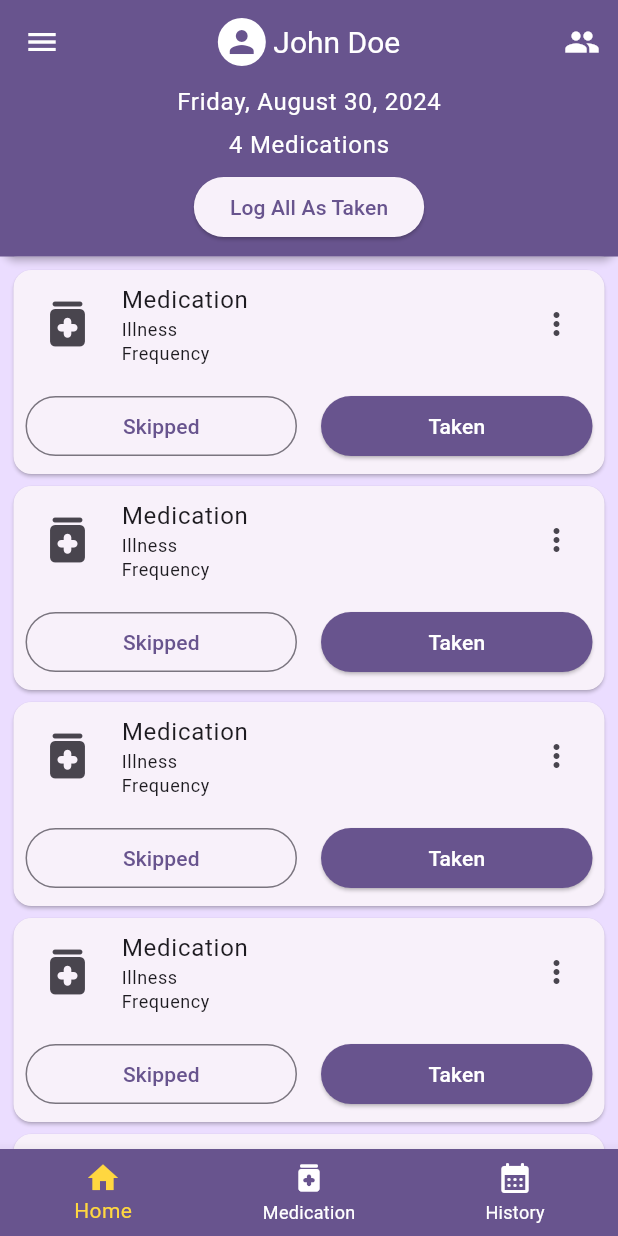
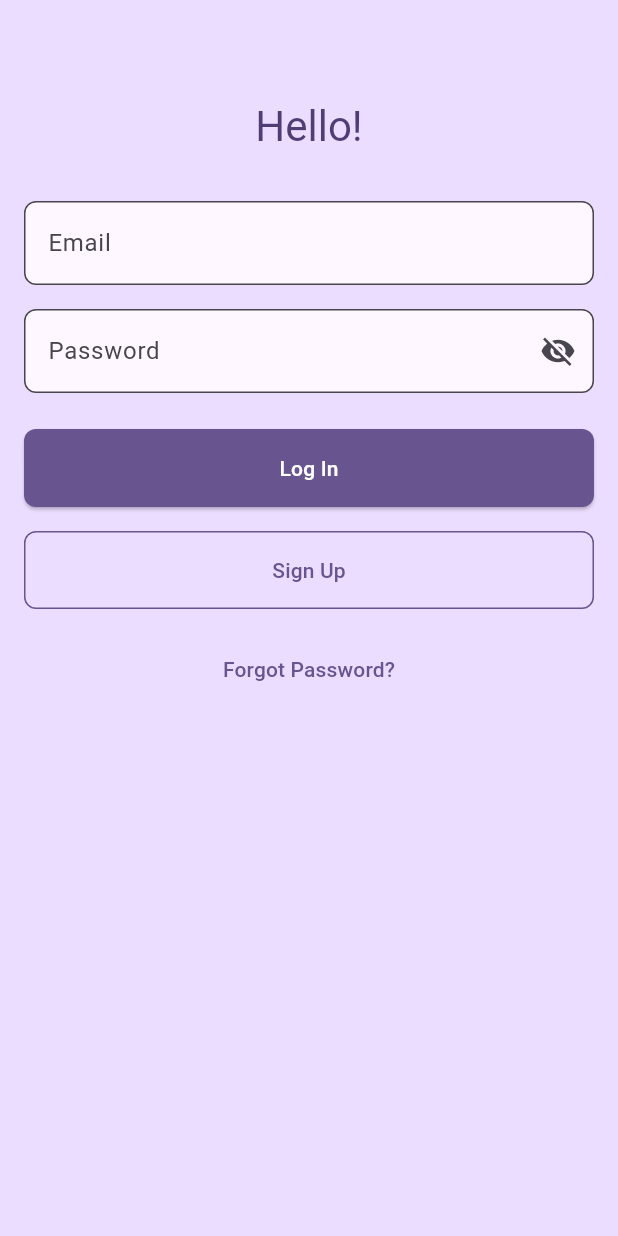
Before and after one commit to Devanand-Sharma/medication-dispenser, a Flutter app: the screen it shows after launch, on a phone screen of 412 x 824 dp. Run offline on Flutter 3.47's test engine with Material 3 defaults, Android fonts, the light colour scheme and no system bars; drawn by our look-alikes of animated_text_kit; our stand-ins replace calendar_view, flutter_riverpod, gap, hive, hive_flutter, simple_circular_progress_bar and 1 more; accounts and stored records are empty.

Commit message:
Create login and signup page

```diff
--- a/lib/database_manager/models/user.dart
+++ b/lib/database_manager/models/user.dart
@@ -2,20 +2,32 @@ import 'package:hive/hive.dart';
 
 part 'user.g.dart';
 
-@HiveType(typeId: 0)
-class User with HiveObjectMixin {
-  User({
-    required this.fname,
-    required this.lname,
-    required this.medications,
-  });
-
+@HiveType(typeId: 6)
+class User extends HiveObject {
   @HiveField(0)
-  String fname;
+  String email;
 
   @HiveField(1)
-  String lname;
+  String password;
 
   @HiveField(2)
-  HiveList medications;
+  String? firstName;
+
+  @HiveField(3)
+  String? lastName;
+
+  @HiveField(4)
+  DateTime? birthday;
+
+  @HiveField(5)
+  String? gender;
+
+  User({
+    required this.email,
+    required this.password,
+    this.firstName,
+    this.lastName,
+    this.birthday,
+    this.gender,
+  });
 }
--- a/lib/main.dart
+++ b/lib/main.dart
@@ -7,6 +7,7 @@ import 'package:path_provider/path_provider.dart';
 import 'package:medication_app/database_manager/models/dose.dart';
 import 'package:medication_app/database_manager/models/dose_schedule.dart';
 import 'package:medication_app/database_manager/models/medication.dart';
+import 'package:medication_app/database_manager/models/user.dart';
 
 import 'package:medication_app/screens/appointments.dart';
 import 'package:medication_app/screens/doctors.dart';
@@ -14,6 +15,8 @@ import 'package:medication_app/screens/refills.dart';
 import 'package:medication_app/screens/report.dart';
 import 'package:medication_app/screens/settings.dart';
 import 'package:medication_app/screens/tabs.dart';
+import 'package:medication_app/screens/login.dart';
+import 'package:medication_app/screens/signup.dart';
 
 void main() async {
   WidgetsFlutterBinding.ensureInitialized();
@@ -27,6 +30,13 @@ void main() async {
   Hive.registerAdapter(DoseAdapter());
   Hive.registerAdapter(DosageIntervalAdapter());
   Hive.registerAdapter(DoseScheduleAdapter());
+  Hive.registerAdapter(UserAdapter());
+
+  // Open Hive boxes
+  await Hive.openBox<User>('users');
+  await Hive.openBox<Medication>('medications');
+  await Hive.openBox<Dose>('doses');
+  await Hive.openBox<DoseSchedule>('doseSchedules');
 
   runApp(const ProviderScope(child: MyApp()));
 }
@@ -45,10 +55,8 @@ class MyApp extends StatelessWidget {
         textTheme: TextTheme(
           bodyLarge: TextStyle(color: Theme.of(context).colorScheme.onPrimary),
           titleLarge: TextStyle(color: Theme.of(context).colorScheme.onPrimary),
-          headlineSmall:
-              TextStyle(color: Theme.of(context).colorScheme.onPrimary),
-          headlineMedium:
-              TextStyle(color: Theme.of(context).colorScheme.onPrimary),
+          headlineSmall: TextStyle(color: Theme.of(context).colorScheme.onPrimary),
+          headlineMedium: TextStyle(color: Theme.of(context).colorScheme.onPrimary),
         ),
         appBarTheme: AppBarTheme(
           titleTextStyle: TextStyle(
@@ -58,8 +66,10 @@ class MyApp extends StatelessWidget {
         ),
         useMaterial3: true,
       ),
-      initialRoute: TabsScreen.routeName,
+      initialRoute: LoginScreen.routeName,
       routes: {
+        LoginScreen.routeName: (context) => const LoginScreen(),
+        SignUpScreen.routeName: (context) => const SignUpScreen(),
         AppointmentsScreen.routeName: (context) => const AppointmentsScreen(),
         DoctorsScreen.routeName: (context) => const DoctorsScreen(),
         RefillsScreen.routeName: (context) => const RefillsScreen(),
--- /dev/null
+++ b/lib/screens/login.dart
@@ -0,0 +1,233 @@
+import 'package:flutter/material.dart';
+import 'package:gap/gap.dart';
+import 'package:hive/hive.dart';
+import 'package:animated_text_kit/animated_text_kit.dart';
+import 'package:medication_app/database_manager/models/user.dart';
+import 'package:medication_app/screens/signup.dart';
+import 'package:medication_app/screens/tabs.dart';
+
+class LoginScreen extends StatefulWidget {
+  static const String routeName = '/login';
+  const LoginScreen({super.key});
+
+  @override
+  State<LoginScreen> createState() => _LoginScreenState();
+}
+
+class _LoginScreenState extends State<LoginScreen> {
+  final TextEditingController _emailController = TextEditingController();
+  final TextEditingController _passwordController = TextEditingController();
+  bool _isPasswordVisible = false;
+
+  @override
+  void initState() {
+    super.initState();
+    _checkExistingUsers();
+  }
+
+  Future<void> _checkExistingUsers() async {
+    try {
+      final userBox = await Hive.openBox<User>('users');
+      final users = userBox.values.toList();
+      print('Existing users: ${users.map((u) => '${u.email}: ${u.firstName} ${u.lastName}').join(', ')}');
+      await userBox.close();
+    } catch (e) {
+      print('Error checking existing users: $e');
+    }
+  }
+
+  Future<void> _login() async {
+    final email = _emailController.text.trim().toLowerCase();
+    final password = _passwordController.text.trim();
+
+    print('Attempting login with - Email: $email, Password: $password');
+
+    if (email.isEmpty || password.isEmpty) {
+      _showSnackBar('Please enter both email and password');
+      return;
+    }
+
+    try {
+      final userBox = await Hive.openBox<User>('users');
+      print('Hive box opened successfully. Box length: ${userBox.length}');
+
+      final users = userBox.values.toList();
+
+      print('Users in the box: ${users.map((u) => '${u.email}: ${u.password}').join(', ')}');
+
+      final user = users.firstWhere(
+        (u) => u.email.toLowerCase() == email && u.password == password,
+        orElse: () => User(email: '', password: '', firstName: '', lastName: ''),
+      );
+
+      await userBox.close();
+
+      print('Found user - Email: ${user.email}, Password: ${user.password}');
+
+      if (!mounted) return;
+
+      if (user.email.isNotEmpty) {
+        print('Login successful');
+        _showSnackBar('Login successful');
+        Navigator.of(context).pushReplacementNamed(TabsScreen.routeName);
+      } else {
+        print('Login failed: Invalid email or password');
+        _showSnackBar('Invalid email or password');
+      }
+    } catch (e) {
+      print('Error during login: $e');
+      if (mounted) _showSnackBar('An error occurred during login: $e');
+    }
+  }
+
+  void _showSnackBar(String message) {
+    ScaffoldMessenger.of(context).showSnackBar(
+      SnackBar(content: Text(message)),
+    );
+  }
+
+  void _togglePasswordVisibility() {
+    setState(() {
+      _isPasswordVisible = !_isPasswordVisible;
+    });
+  }
+
+  @override
+  Widget build(BuildContext context) {
+    return Scaffold(
+      backgroundColor: Theme.of(context).colorScheme.primaryContainer,
+      body: SafeArea(
+        child: SingleChildScrollView(
+          padding: const EdgeInsets.all(16.0),
+          child: Column(
+            mainAxisAlignment: MainAxisAlignment.center,
+            crossAxisAlignment: CrossAxisAlignment.stretch,
+            children: [
+              const SizedBox(height: 50),
+              Center(
+                child: AnimatedTextKit(
+                  animatedTexts: [
+                    TypewriterAnimatedText(
+                      'Hello!',
+                      textAlign: TextAlign.center,
+                      textStyle: Theme.of(context).textTheme.headlineMedium?.copyWith(
+                            color: Theme.of(context).colorScheme.onPrimaryContainer,
+                          ),
+                      speed: const Duration(milliseconds: 100),
+                    ),
+                    TypewriterAnimatedText(
+                      'Bonjour!',
+                      textAlign: TextAlign.center,
+                      textStyle: Theme.of(context).textTheme.headlineMedium?.copyWith(
+                            color: Theme.of(context).colorScheme.onPrimaryContainer,
+                          ),
+                      speed: const Duration(milliseconds: 100),
+                    ),
+                    TypewriterAnimatedText(
+                      'Vannakam!',
+                      textAlign: TextAlign.center,
+                      textStyle: Theme.of(context).textTheme.headlineMedium?.copyWith(
+                            color: Theme.of(context).colorScheme.onPrimaryContainer,
+                          ),
+                      speed: const Duration(milliseconds: 100),
+                    ),
+                    TypewriterAnimatedText(
+                      'Namaste!',
+                      textAlign: TextAlign.center,
+                      textStyle: Theme.of(context).textTheme.headlineMedium?.copyWith(
+                            color: Theme.of(context).colorScheme.onPrimaryContainer,
+                          ),
+                      speed: const Duration(milliseconds: 100),
+                    ),
+                  ],
+                  repeatForever: true,
+                  pause: const Duration(milliseconds: 1000),
+                  displayFullTextOnTap: true,
+                  stopPauseOnTap: true,
+                ),
+              ),
+              const Gap(32),
+              TextField(
+                controller: _emailController,
+                style: const TextStyle(color: Colors.black),
+                decoration: InputDecoration(
+                  labelText: 'Email',
+                  fillColor: Theme.of(context).colorScheme.surface,
+                  filled: true,
+                  border: OutlineInputBorder(
+                    borderRadius: BorderRadius.circular(8),
+                  ),
+                ),
+              ),
+              const Gap(16),
+              TextField(
+                controller: _passwordController,
+                style: const TextStyle(color: Colors.black),
+                obscureText: !_isPasswordVisible,
+                decoration: InputDecoration(
+                  labelText: 'Password',
+                  fillColor: Theme.of(context).colorScheme.surface,
+                  filled: true,
+                  border: OutlineInputBorder(
+                    borderRadius: BorderRadius.circular(8),
+                  ),
+                  suffixIcon: IconButton(
+                    icon: Icon(
+                      _isPasswordVisible ? Icons.visibility : Icons.visibility_off,
+                    ),
+                    onPressed: _togglePasswordVisibility,
+                  ),
+                ),
+              ),
+              const Gap(24),
+              ElevatedButton(
+                onPressed: _login,
+                style: ElevatedButton.styleFrom(
+                  backgroundColor: Theme.of(context).colorScheme.primary,
+                  foregroundColor: Theme.of(context).colorScheme.onPrimary,
+                  padding: const EdgeInsets.symmetric(vertical: 16),
+                  shape: RoundedRectangleBorder(
+                    borderRadius: BorderRadius.circular(8),
+                  ),
+                ),
+                child: const Text('Log In'),
+              ),
+              const Gap(16),
+              OutlinedButton(
+                onPressed: () {
+                  Navigator.of(context).pushNamed(SignUpScreen.routeName);
+                },
+                style: OutlinedButton.styleFrom(
+                  foregroundColor: Theme.of(context).colorScheme.primary,
+                  side: BorderSide(color: Theme.of(context).colorScheme.primary),
+                  padding: const EdgeInsets.symmetric(vertical: 16),
+                  shape: RoundedRectangleBorder(
+                    borderRadius: BorderRadius.circular(8),
+                  ),
+                ),
+                child: const Text('Sign Up'),
+              ),
+              const Gap(16),
+              TextButton(
+                onPressed: () {
+                  // Implement forgot password logic here
+                },
+                child: Text(
+                  'Forgot Password?',
+                  style: TextStyle(color: Theme.of(context).colorScheme.primary),
+                ),
+              ),
+            ],
+          ),
+        ),
+      ),
+    );
+  }
+
+  @override
+  void dispose() {
+    _emailController.dispose();
+    _passwordController.dispose();
+    super.dispose();
+  }
+}
--- a/pubspec.yaml
+++ b/pubspec.yaml
@@ -45,6 +45,7 @@ dependencies:
   path_provider: ^2.1.4
   flutter_riverpod: ^2.5.1
   riverpod_annotation: ^2.3.5
+  animated_text_kit: ^4.2.2
 
 dev_dependencies:
   flutter_test:
```
Also changed, not shown: lib/database_manager/data/dummy_users.dart (added, +37 -0 lines), lib/screens/signup.dart (added, +273 -0 lines), lib/database_manager/models/user.g.dart, pubspec.lock.
